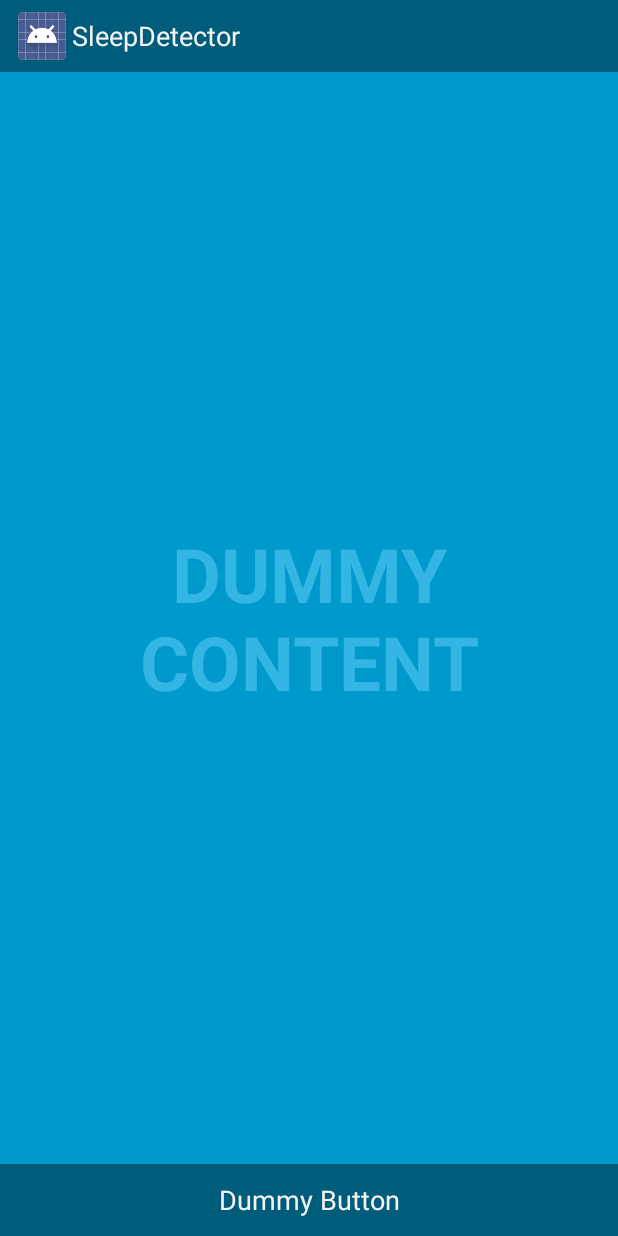
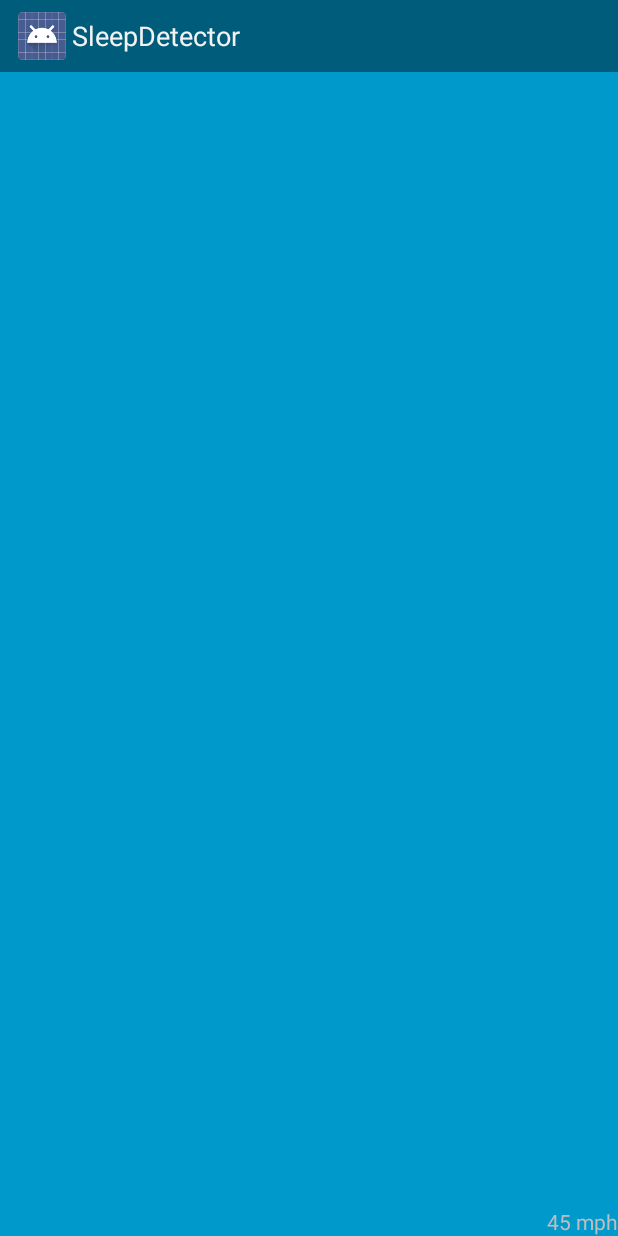
Before and after one commit to feighter09/SaveMyGlass, an Android app: the screen it shows after launch (FullscreenActivity), on a phone screen of 412 x 824 dp. Run offline under Robolectric (Android 15) with nearby library versions, the phone set to English and light mode, and no system bars; libraries missing offline, so code that uses them is left out: com.tomtom.lbs; 1 statement that could not run was skipped.

Commit message:
did some HUD, really not much

```diff
--- a/SleepDetector/build.gradle
+++ b/SleepDetector/build.gradle
@@ -5,10 +5,6 @@ buildscript {
     dependencies {
         classpath 'com.android.tools.build:gradle:0.5.+'
     }
-}
-
-dependencies {
-    compile fileTree(dir: "libs", include: "*.jar")
 }
 
 apply plugin: 'android'
@@ -26,7 +22,7 @@ android {
         targetSdkVersion 15
     }
 }
-
 dependencies {
+    compile fileTree(dir: 'libs', include: '*.jar')
 	//compile 'com.android.support:support-v4:18.0.0'
 }
--- a/SleepDetector/src/main/AndroidManifest.xml
+++ b/SleepDetector/src/main/AndroidManifest.xml
@@ -9,6 +9,9 @@
     <uses-sdk
         android:minSdkVersion="15"
         android:targetSdkVersion="17" />
+
+    <uses-permission android:name="android.permission.ACCESS_FINE_LOCATION"/>
+    <uses-permission android:name="android.permission.INTERNET"/>
 
     <application
         android:allowBackup="true"
@@ -24,6 +27,7 @@
 
         <service android:name=".ProxService" />
         <service android:name=".AccelerometerService" />
+        <service android:name=".HUDService" />
 
         <activity
             android:name="org.mhacks.sleepdetector.FullscreenActivity"
--- a/SleepDetector/src/main/java/org/mhacks/sleepdetector/FullscreenActivity.java
+++ b/SleepDetector/src/main/java/org/mhacks/sleepdetector/FullscreenActivity.java
@@ -4,6 +4,7 @@ import org.mhacks.sleepdetector.util.SystemUiHider;
 
 import android.annotation.TargetApi;
 import android.app.Activity;
+import android.content.Context;
 import android.content.Intent;
 import android.os.Build;
 import android.os.Bundle;
@@ -11,6 +12,7 @@ import android.os.Handler;
 import android.util.Log;
 import android.view.MotionEvent;
 import android.view.View;
+import android.widget.TextView;
 
 public class FullscreenActivity extends Activity {
     private static final boolean AUTO_HIDE = true;
@@ -28,7 +30,14 @@ public class FullscreenActivity extends Activity {
 
         Log.d("SleepDetector", "Start");
 
-        startService(new Intent(this, ProxService.class));
-        startService(new Intent(this, AccelerometerService.class));
+        TextView tv = (TextView)findViewById(R.id.speedTextView);
+        tv.setText("45 mph");
+        HUDService HUD = new HUDService();
+        HUD.setSpeedLimitView(tv);
+//        startService(new Intent(this, ProxService.class));
+//        startService(new Intent(this, HUDService.class));
+        startService(new Intent(this, HUDService.class));
+//        startService(new Intent(this, AccelerometerService.class));
     }
+
 }
--- /dev/null
+++ b/SleepDetector/src/main/java/org/mhacks/sleepdetector/HUDService.java
@@ -0,0 +1,96 @@
+package org.mhacks.sleepdetector;
+
+import android.app.Service;
+import android.content.Context;
+import android.content.Intent;
+import android.location.Location;
+import android.location.LocationListener;
+import android.location.LocationManager;
+import android.os.Bundle;
+import android.os.IBinder;
+import android.util.Log;
+import android.widget.TextView;
+
+import com.tomtom.lbs.sdk.geolocation.ReverseGeocodeData;
+import com.tomtom.lbs.sdk.geolocation.ReverseGeocodeListener;
+import com.tomtom.lbs.sdk.geolocation.ReverseGeocoder;
+import com.tomtom.lbs.sdk.util.Coordinates;
+
+import java.util.Vector;
+
+/**
+ * Created by Hephaestus on 9/21/13.
+ */
+public class HUDService extends Service {
+
+    MyLocationListener mlocListener = new MyLocationListener();
+    LocationManager mlocManager;
+    TextView speedLimitView;
+
+    @Override
+    public IBinder onBind(Intent intent) {
+        return null;
+    }
+
+    private class MyLocationListener implements LocationListener {
+
+        @Override
+        public void onLocationChanged(Location loc) {
+            Log.e("SleepDetector", "come on");
+            String text = "My current location is: " + "Latitude = "
+                    + loc.getLatitude() + "Longitude = " + loc.getLongitude();
+
+            Log.d("SleepDetector", "Getting Location...");
+            Log.d("SleepDetector", text);
+
+            updateSpeedLimit(new Coordinates(loc.getLatitude(), loc.getLongitude()));
+        }
+        @Override
+        public void onStatusChanged(String s, int i, Bundle bundle) {}
+        @Override
+        public void onProviderEnabled(String s) {}
+        @Override
+        public void onProviderDisabled(String s) {}
+    }
+
+    private class MyGeocodeListener implements ReverseGeocodeListener {
+
+        @Override
+        public void handleReverseGeocode(Vector<ReverseGeocodeData> data, Object payload) {
+            if (data != null && data.size()>0 ) {
+                ReverseGeocodeData result = data.elementAt(0);
+                Log.d("SleepDetector", result.street);
+                Log.d("SleepDetector", Double.toString((double) result.maxSpeedKph * 0.621371));
+                Log.d("SleepDetector", Double.toString((double)result.averageSpeedKph * 0.621371));
+
+                speedLimitView.setText(Double.toString((double) result.maxSpeedKph * 0.621371));
+                getLocation();
+            } else {
+                Log.e("SleepDetector", "this happened");
+            }
+        }
+    }
+
+    public void setSpeedLimitView(TextView speedLimitView) {
+        this.speedLimitView = speedLimitView;
+    }
+
+    private void updateSpeedLimit(Coordinates coords) {
+        Log.e("SleepDetector", "come onnn");
+        Log.d("SleepDetector", Double.toString(coords.getLat()));
+        MyGeocodeListener listener = new MyGeocodeListener();
+        ReverseGeocoder.reverseGeocode(coords, null, listener, null);
+    }
+
+    public void getLocation() {
+        Log.e("SleepDetector", "WE'RE HERE!");
+        mlocManager.requestLocationUpdates(LocationManager.GPS_PROVIDER, 0, 0, mlocListener);
+    }
+
+    @Override
+    public void onCreate() {
+        mlocManager = (LocationManager)getSystemService(Context.LOCATION_SERVICE);
+        Log.e("SleepDetector", "WE'RE GERE!");
+        getLocation();
+    }
+}
--- a/SleepDetector/src/main/res/layout/activity_fullscreen.xml
+++ b/SleepDetector/src/main/res/layout/activity_fullscreen.xml
@@ -8,39 +8,14 @@
     <!-- The primary full-screen view. This can be replaced with whatever view
          is needed to present your content, e.g. VideoView, SurfaceView,
          TextureView, etc. -->
-    <TextView android:id="@+id/fullscreen_content"
-        android:layout_width="match_parent"
-        android:layout_height="match_parent"
-        android:keepScreenOn="true"
-        android:textColor="#33b5e5"
-        android:textStyle="bold"
-        android:textSize="50sp"
-        android:gravity="center"
-        android:text="@string/dummy_content" />
 
     <!-- This FrameLayout insets its children based on system windows using
          android:fitsSystemWindows. -->
-    <FrameLayout android:layout_width="match_parent"
-        android:layout_height="match_parent"
-        android:fitsSystemWindows="true">
 
-        <LinearLayout android:id="@+id/fullscreen_content_controls"
-            style="?buttonBarStyle"
-            android:layout_width="match_parent"
-            android:layout_height="wrap_content"
-            android:layout_gravity="bottom|center_horizontal"
-            android:background="@color/black_overlay"
-            android:orientation="horizontal"
-            tools:ignore="UselessParent">
-
-            <Button android:id="@+id/dummy_button"
-                style="?buttonBarButtonStyle"
-                android:layout_width="0dp"
-                android:layout_height="wrap_content"
-                android:layout_weight="1"
-                android:text="@string/dummy_button" />
-
-        </LinearLayout>
-    </FrameLayout>
-
+    <TextView
+        android:layout_width="wrap_content"
+        android:layout_height="wrap_content"
+        android:text="New Text"
+        android:id="@+id/speedTextView"
+        android:layout_gravity="right|bottom" />
 </FrameLayout>
```
